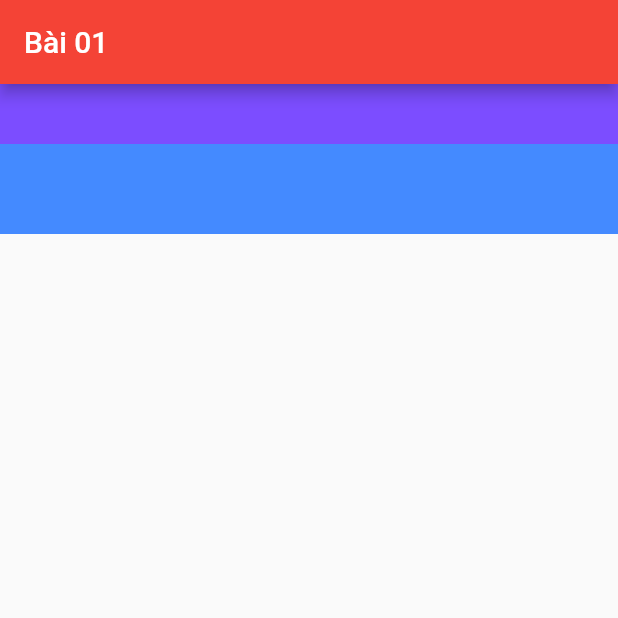
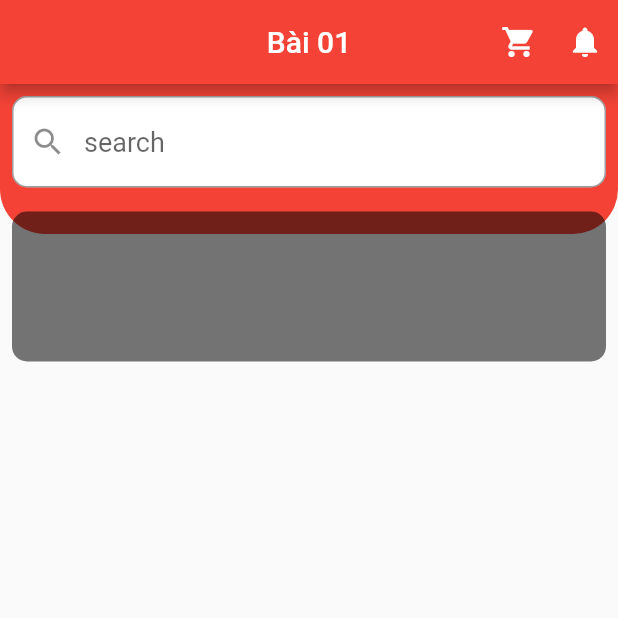
Before and after one commit to vunh92/ft_training_hq_01, a Flutter app: the screen it shows after launch, on a phone screen of 412 x 824 dp, the top half of it. Run offline on Flutter 3.47's test engine with Material 2 defaults, Android fonts, the phone set to English and light mode, and no system bars.

Commit message:
thêm thanh tìm kiếm

```diff
--- a/lib/view/home_page.dart
+++ b/lib/view/home_page.dart
@@ -15,8 +15,19 @@ class HomePageState extends State<HomePage> {
   Widget build(BuildContext context) {
     return Scaffold(
       appBar: AppBar(
+        centerTitle: true,
         title: Text(widget.title),
         backgroundColor: Colors.red,
+        actions: <Widget>[
+          Padding(
+            padding: const EdgeInsets.only(left: 10, right: 10),
+            child: Icon(Icons.shopping_cart, color: Colors.white,),
+          ),
+          Padding(
+            padding: const EdgeInsets.only(left: 10, right: 10),
+            child: Icon(Icons.notifications, color: Colors.white,),
+          )
+        ],
       ),
       body: Stack(
         // alignment: AlignmentDirectional.bottomCenter,
@@ -24,13 +35,46 @@ class HomePageState extends State<HomePage> {
           Container(
             height: 100,
             width: double.infinity,
-            color: Colors.blueAccent ,
+            decoration: BoxDecoration(
+                color: Colors.red,
+                borderRadius: BorderRadius.vertical(bottom: Radius.circular(30))
+            ),
           ),
-          Container(
-            alignment: AlignmentDirectional.bottomCenter,
-            height: 40,
-            width: double.infinity,
-            color: Colors.deepPurpleAccent ,
+          Column(
+            children: <Widget>[
+              Padding(
+                padding: const EdgeInsets.all(8.0),
+                child: Container(
+                  decoration: BoxDecoration(
+                    color: Colors.white,
+                    borderRadius: BorderRadius.all(Radius.circular(10))
+                  ),
+                  child: TextFormField(
+                    style: TextStyle(fontSize: 18, color: Colors.black),
+                    decoration: InputDecoration(
+                        hintText: "search",
+                        border: OutlineInputBorder(
+                            borderSide: BorderSide(width: 20, color: Colors.red),
+                            borderRadius: BorderRadius.all(Radius.circular(10))
+                        ),
+                        prefixIcon: Icon(Icons.search,)
+                    ),
+                  ),
+                ),
+              ),
+              Padding(
+                padding: const EdgeInsets.all(8.0),
+                child: Container(
+                  // alignment: AlignmentDirectional.bottomCenter,
+                  height: 100,
+                  width: double.infinity,
+                  decoration: BoxDecoration(
+                      color: Colors.black54,
+                      borderRadius: BorderRadius.all(Radius.circular(10))
+                  ),
+                ),
+              ),
+            ],
           )
         ],
       )
```
